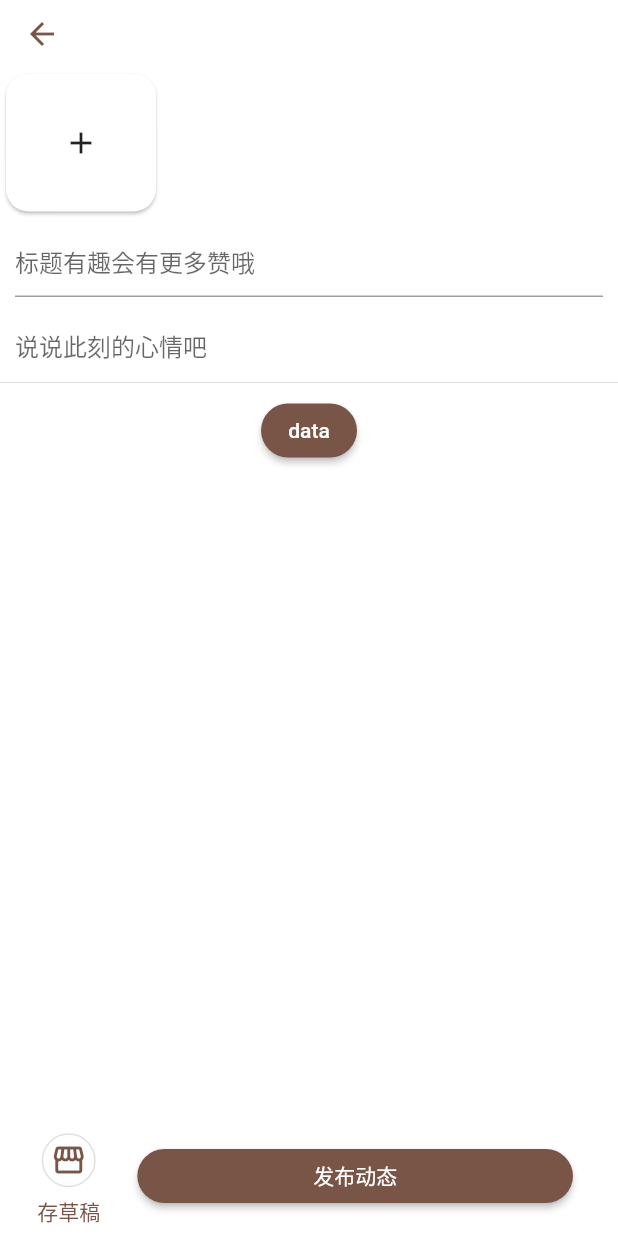
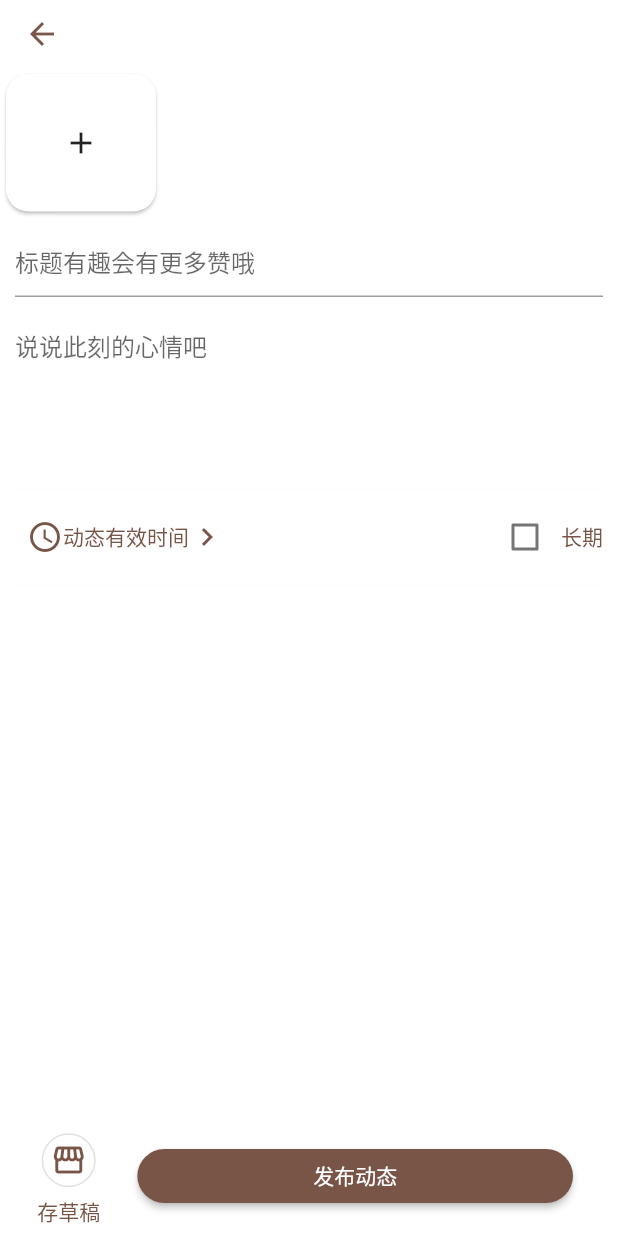
Before and after one commit to mulin-xml/silu, a Flutter app: the screen it shows after launch, after a tap on the "add" icon, on a phone screen of 412 x 824 dp. Run offline on Flutter 3.47's test engine with Material 2 defaults, Android fonts, the phone set to English and light mode, and no system bars; our stand-ins replace dio, flutter_swiper_null_safety, fluttertoast, image_picker, shared_preferences; missing offline and left inert: amap_flutter_location, crop_your_image; network calls fail.

Commit message:
定位初步开发

```diff
--- a/lib/main.dart
+++ b/lib/main.dart
@@ -4,6 +4,7 @@ import 'dart:io';
 import 'package:flutter/material.dart';
 import 'package:flutter/services.dart';
 import 'package:flutter_staggered_grid_view/flutter_staggered_grid_view.dart';
+import 'package:flutter_localizations/flutter_localizations.dart';
 import 'package:silu/pages/user_info_page.dart';
 import 'package:silu/pages/edit_blog_page.dart';
 import 'package:silu/pages/user_login_page.dart';
@@ -26,6 +27,14 @@ class MyApp extends StatelessWidget {
       home: const SplashPage(),
       theme: ThemeData(primarySwatch: Colors.brown),
       color: Colors.brown,
+      localizationsDelegates: const [
+        GlobalMaterialLocalizations.delegate,
+        GlobalWidgetsLocalizations.delegate,
+      ],
+      supportedLocales: const [
+        Locale('zh', 'CH'),
+        Locale('en', 'US'),
+      ],
     );
   }
 }
@@ -56,9 +65,11 @@ class _MyHomePageState extends State<MyHomePage> {
   @override
   Widget build(BuildContext context) {
     return Scaffold(
+      backgroundColor: Colors.grey.shade50,
       appBar: AppBar(toolbarHeight: 0, backgroundColor: Colors.white, elevation: 0),
       body: Column(
         children: [
+          // AppBar
           Container(
             height: 45,
             color: Colors.white,
@@ -101,10 +112,12 @@ class _MyHomePageState extends State<MyHomePage> {
               ],
             ),
           ),
+          // MasonryGridView
           Expanded(
             child: MasonryGridView.count(
                 crossAxisCount: 2,
                 itemCount: _blogs.length,
+                addAutomaticKeepAlives: true,
                 physics: const BouncingScrollPhysics(),
                 itemBuilder: (BuildContext context, int index) {
                   return _buildBlogCard(_blogs[index]);
@@ -123,27 +136,26 @@ class _MyHomePageState extends State<MyHomePage> {
         },
         child: const Icon(Icons.add),
       ),
-      backgroundColor: Colors.grey.shade200,
     );
   }
 
   _buildBlogCard(Blog blog) {
     return Card(
+      elevation: 0,
       clipBehavior: Clip.antiAlias,
       child: Column(
         children: [
           GestureDetector(
-            child: FadeInImage(
-              height: 200,
-              image: OssImage(blog.imagesInfo[0]['key']),
-              placeholder: const AssetImage('images/0.jpg'),
+            child: AspectRatio(
+              child: Image(image: OssImage(blog.imagesInfo[0]['key'])),
+              aspectRatio: blog.imagesInfo[0]['width'] / blog.imagesInfo[0]['height'],
             ),
             onTap: () => Navigator.of(context).push(MaterialPageRoute(builder: (BuildContext context) => BlogViewPage(blog))),
           ),
           ListTile(
             title: Text(blog.title, maxLines: 2, overflow: TextOverflow.ellipsis, style: const TextStyle(fontWeight: FontWeight.bold)),
             subtitle: Padding(
-              padding: const EdgeInsets.fromLTRB(0, 10, 0, 0),
+              padding: const EdgeInsets.fromLTRB(0, 10, 0, 10),
               child: Row(
                 mainAxisAlignment: MainAxisAlignment.spaceBetween,
                 children: [
--- a/lib/pages/edit_blog_page.dart
+++ b/lib/pages/edit_blog_page.dart
@@ -7,6 +7,8 @@ import 'package:fluttertoast/fluttertoast.dart';
 import 'package:image_picker/image_picker.dart';
 import 'package:crop_your_image/crop_your_image.dart';
 import 'package:image/image.dart' as tpimg;
+import 'package:amap_flutter_location/amap_flutter_location.dart';
+import 'package:amap_flutter_location/amap_location_option.dart';
 import 'package:silu/oss.dart';
 import 'package:silu/utils.dart';
 import 'package:silu/http_manager.dart';
@@ -31,11 +33,12 @@ class _EditBlogPageState extends State<EditBlogPage> {
   final TextEditingController _contextController = TextEditingController();
   static const _maxImgNum = 5;
   final _userImgList = <UserImg>[];
+  var _isBlogLongTime = false;
+  var _blogAccessTime = '';
 
   @override
   Widget build(BuildContext context) {
     ScrollController scrollController = ScrollController();
-
     return Scaffold(
       backgroundColor: Colors.white,
       appBar: AppBar(
@@ -156,7 +159,7 @@ class _EditBlogPageState extends State<EditBlogPage> {
             padding: const EdgeInsets.fromLTRB(10, 5, 10, 0),
             child: TextField(
               controller: _titleController,
-              maxLength: 20,
+              maxLength: 40,
               decoration: const InputDecoration(hintText: "标题有趣会有更多赞哦", counterText: ""),
             ),
           ),
@@ -169,22 +172,52 @@ class _EditBlogPageState extends State<EditBlogPage> {
                 controller: _contextController,
                 scrollController: scrollController,
                 maxLines: 10,
-                minLines: 1,
+                minLines: 5,
                 decoration: const InputDecoration.collapsed(hintText: "说说此刻的心情吧"),
               ),
             ),
           ),
-          const Divider(),
+          const Divider(indent: 10, endIndent: 10, thickness: 0.1),
           // 日期选择器
-          ElevatedButton(
-            style: ButtonStyle(shape: MaterialStateProperty.all(RoundedRectangleBorder(borderRadius: BorderRadius.circular(30)))),
-            child: const Text('data'),
-            onPressed: () {
-              Navigator.of(context).push(MaterialPageRoute(builder: (BuildContext context) => DatePickerDialog(initialDate: DateTime.now(), firstDate: DateTime.now(), lastDate: DateTime(2100))));
-            },
+          Padding(
+            padding: const EdgeInsets.fromLTRB(10, 0, 10, 0),
+            child: Row(
+              mainAxisAlignment: MainAxisAlignment.spaceBetween,
+              children: [
+                TextButton(
+                  onPressed: () async {
+                    var date = await showDatePicker(context: context, initialDate: DateTime.now(), firstDate: DateTime.now(), lastDate: DateTime(2100), locale: const Locale('zh'));
+                    setState(() {
+                      _blogAccessTime = date?.toString().substring(0, 10) ?? '';
+                      _isBlogLongTime = date == null;
+                    });
+                  },
+                  child: Row(
+                    mainAxisSize: MainAxisSize.min,
+                    children: [
+                      const Icon(Icons.access_time),
+                      const Text('动态有效时间'),
+                      const Icon(Icons.chevron_right),
+                      Text(_blogAccessTime),
+                    ],
+                  ),
+                ),
+                Row(
+                  children: [
+                    Checkbox(
+                      value: _isBlogLongTime,
+                      onChanged: (value) => setState(() {
+                        _isBlogLongTime = !_isBlogLongTime;
+                        _blogAccessTime = _isBlogLongTime ? '' : _blogAccessTime;
+                      }),
+                    ),
+                    const Text('长期', style: TextStyle(color: Colors.brown)),
+                  ],
+                )
+              ],
+            ),
           ),
-
-          const SizedBox(height: 10),
+          const Divider(indent: 10, endIndent: 10, thickness: 0.1),
         ],
       ),
       // 底部发布按钮
--- a/lib/utils.dart
+++ b/lib/utils.dart
@@ -2,7 +2,6 @@
 
 import 'package:path_provider/path_provider.dart';
 import 'package:shared_preferences/shared_preferences.dart';
-
 
 class Utils {
   static getInstance() => _instance;
--- a/pubspec.yaml
+++ b/pubspec.yaml
@@ -29,7 +29,8 @@ environment:
 dependencies:
   flutter:
     sdk: flutter
-
+  flutter_localizations:
+    sdk: flutter
 
   # The following adds the Cupertino Icons font to your application.
   # Use with the CupertinoIcons class for iOS style icons.
@@ -46,6 +47,7 @@ dependencies:
   permission_handler: any
   flutter_staggered_grid_view: any
   flutter_swiper_null_safety: any
+  amap_flutter_location: any
 
 dev_dependencies:
   flutter_test:
```
Also changed, not shown: lib/pages/blog_view_page.dart (+2 -5 lines), lib/pages/user_info_page.dart (+28 -2 lines), pubspec.lock, 1 other file.
